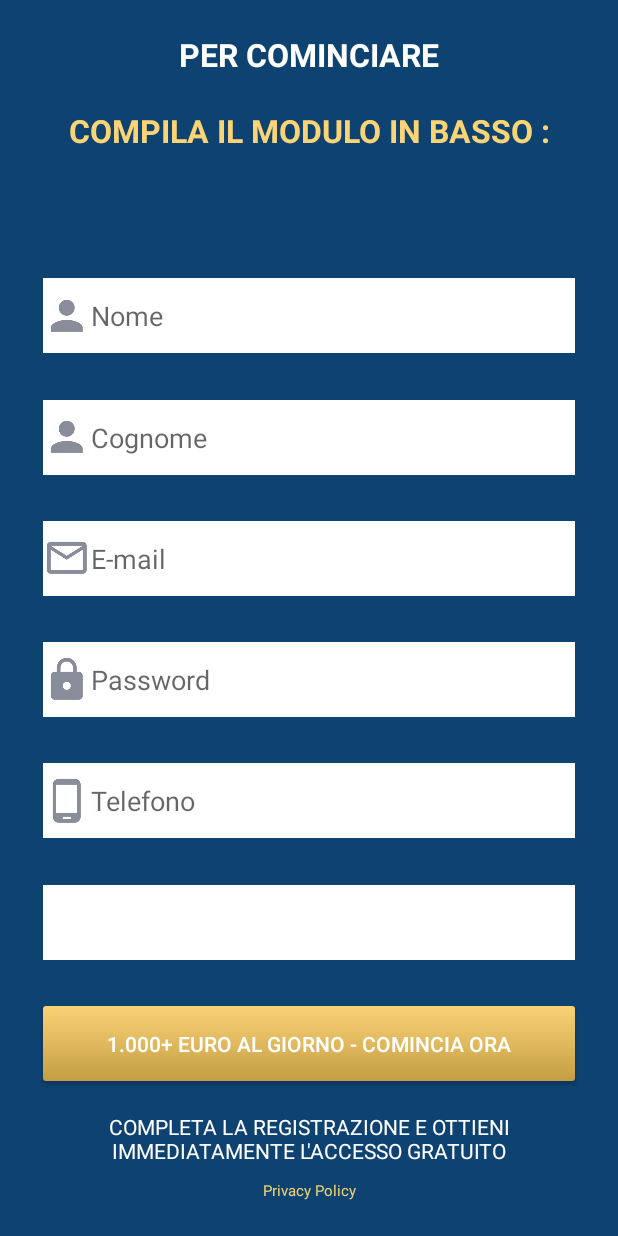
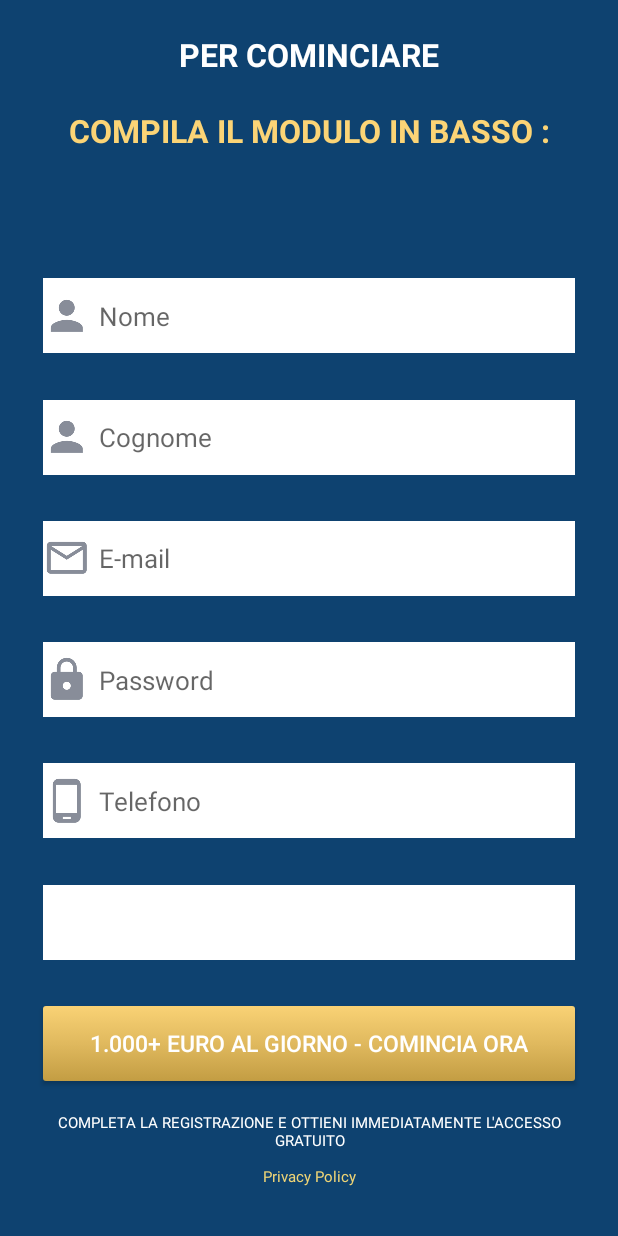
Before and after one commit to gertt/FaiSoldi, an Android app: the FormMenuImpl screen opened directly, with no data from a screen before it, on a phone screen of 412 x 824 dp. Run offline under Robolectric (Android 15) with nearby library versions, the phone set to English and light mode, and no system bars; our stand-ins replace Dagger/Hilt's generated code, RxJava; libraries missing offline, so code that uses them is left out: com.facebook.stetho, com.jaredrummler.materialspinner; plain views replace MaterialSpinner; 5 statements that could not run were skipped.

Commit message:
added second  xml and dimensions

```diff
--- a/app/src/main/java/com/dailybenefit1k/ui/menu/FormMenuImpl.java
+++ b/app/src/main/java/com/dailybenefit1k/ui/menu/FormMenuImpl.java
@@ -34,8 +34,8 @@ public class FormMenuImpl extends BaseActivity implements FormMenu.View {
 
     private Button bt_signup;
 
-   // @Inject
-  //  FormMenu.Presenter formMenuPresenter;
+    @Inject
+    FormMenu.Presenter formMenuPresenter;
 
     String city = "Italy";
 
@@ -45,105 +45,85 @@ public class FormMenuImpl extends BaseActivity implements FormMenu.View {
         setContentView(R.layout.content_form_menu2);
         getmActivityComponent().inject(this);
 
+
+
+        setView();
+
+        txt_bottom.setOnClickListener(new View.OnClickListener() {
+            @Override
+            public void onClick(View v) {
+
+                urlPrivacy();
+            }
+        });
+
+        txt_privacy.setOnClickListener(new View.OnClickListener() {
+            @Override
+            public void onClick(View v) {
+
+                urlPrivacy();
+            }
+        });
+
+
+        bt_signup.setOnClickListener(new View.OnClickListener() {
+            @Override
+            public void onClick(View v) {
+
+                formMenuPresenter.checkField("", "", "", "", "", "");
+
+            }
+        });
+
+        String[] some_array = getResources().getStringArray(R.array.states);
+
+        MaterialSpinner spinner = (MaterialSpinner) findViewById(R.id.spinner);
+        spinner.setItems(some_array);
+        spinner.setSelectedIndex(107);
+        spinner.setOnItemSelectedListener(new MaterialSpinner.OnItemSelectedListener<String>() {
+
+            @Override
+            public void onItemSelected(MaterialSpinner view, int position, long id, String item) {
+                //  Snackbar.make(View,item+"  "+ id, Snackbar.LENGTH_LONG).show();
+
+                city = item;
+            }
+        });
+        spinner.setOnNothingSelectedListener(new MaterialSpinner.OnNothingSelectedListener() {
+
+            @Override
+            public void onNothingSelected(MaterialSpinner spinner) {
+                //  Snackbar.make(spinner, "Nothing selected", Snackbar.LENGTH_LONG).show();
+
+
+                spinner.setSelectedIndex(0);
+
+                city = "";
+            }
+        });
+
     }
 
-       // setView();
 
-//        txt_bottom.setOnClickListener(new View.OnClickListener() {
-//            @Override
-//            public void onClick(View v) {
-//
-//                urlPrivacy();
-//            }
-//        });
-//
-//        txt_privacy.setOnClickListener(new View.OnClickListener() {
-//            @Override
-//            public void onClick(View v) {
-//
-//                urlPrivacy();
-//            }
-//        });
-//
-//
-//        bt_signup.setOnClickListener(new View.OnClickListener() {
-//            @Override
-//            public void onClick(View v) {
-//
-//                //formMenuPresenter.checkField("", "", "", "", "", "");
-//
-//            }
-//        });
+    private void setView() {
 
-//        String[] some_array = getResources().getStringArray(R.array.states);
-//
-//        MaterialSpinner spinner = (MaterialSpinner) findViewById(R.id.spinner);
-//        spinner.setItems(some_array);
-//        spinner.setSelectedIndex(107);
-//        spinner.setOnItemSelectedListener(new MaterialSpinner.OnItemSelectedListener<String>() {
-//
-//            @Override
-//            public void onItemSelected(MaterialSpinner view, int position, long id, String item) {
-//                //  Snackbar.make(View,item+"  "+ id, Snackbar.LENGTH_LONG).show();
-//
-//                city = item;
-//            }
-//        });
-//        spinner.setOnNothingSelectedListener(new MaterialSpinner.OnNothingSelectedListener() {
-//
-//            @Override
-//            public void onNothingSelected(MaterialSpinner spinner) {
-//                //  Snackbar.make(spinner, "Nothing selected", Snackbar.LENGTH_LONG).show();
-//
-//
-//                spinner.setSelectedIndex(0);
-//
-//                city = "";
-//            }
-//        });
-//
-//    }
+        edx_name = findViewById(R.id.edx_name);
+        edx_surname = findViewById(R.id.edx_surname);
+        edx_mail = findViewById(R.id.edx_email);
+        edx_password = findViewById(R.id.edx_password);
+        edx_phone = findViewById(R.id.edx_phone);
 
+        txt_bottom = findViewById(R.id.txt_botom);
+        txt_privacy = findViewById(R.id.txt_privacy);
 
-//    private void setView() {
-//
-//        edx_name = findViewById(R.id.edx_name);
-//        edx_surname = findViewById(R.id.edx_surname);
-//        edx_mail = findViewById(R.id.edx_email);
-//        edx_password = findViewById(R.id.edx_password);
-//        edx_phone = findViewById(R.id.edx_phone);
-//
-//        txt_bottom = findViewById(R.id.txt_botom);
-//        txt_privacy = findViewById(R.id.txt_privacy);
-//
-//        bt_signup = (Button) findViewById(R.id.bt_signup);
-//
-//        formMenuPresenter.onAttach(this);
-//    }
+        bt_signup = (Button) findViewById(R.id.bt_signup);
+
+        formMenuPresenter.onAttach(this);
+    }
 
     @Override
     public void onBackPressed() {
 
-    }
-
-    @Override
-    public boolean dispatchTouchEvent(final MotionEvent ev) {
-        // all touch events close the keyboard before they are processed except EditText instances.
-        // if focus is an EditText we need to check, if the touchevent was inside the focus editTexts
-        final View currentFocus = getCurrentFocus();
-        if (!(currentFocus instanceof EditText) || !isTouchInsideView(ev, currentFocus)) {
-            ((InputMethodManager) getApplicationContext().getSystemService(Context.INPUT_METHOD_SERVICE))
-                    .hideSoftInputFromWindow(getCurrentFocus().getWindowToken(), InputMethodManager.HIDE_NOT_ALWAYS);
-        }
-
-        return super.dispatchTouchEvent(ev);
-    }
-
-    private boolean isTouchInsideView(final MotionEvent ev, final View currentFocus) {
-        final int[] loc = new int[2];
-        currentFocus.getLocationOnScreen(loc);
-        return ev.getRawX() > loc[0] && ev.getRawY() > loc[1] && ev.getRawX() < (loc[0] + currentFocus.getWidth())
-                && ev.getRawY() < (loc[1] + currentFocus.getHeight());
     }
 
     private void urlPrivacy() {
@@ -186,4 +166,24 @@ public class FormMenuImpl extends BaseActivity implements FormMenu.View {
     public void succes(String sucess) {
         Toast.makeText(getApplicationContext(), sucess, Toast.LENGTH_LONG).show();
     }
+
+    @Override
+    public boolean dispatchTouchEvent(final MotionEvent ev) {
+        // all touch events close the keyboard before they are processed except EditText instances.
+        // if focus is an EditText we need to check, if the touchevent was inside the focus editTexts
+        final View currentFocus = getCurrentFocus();
+        if (!(currentFocus instanceof EditText) || !isTouchInsideView(ev, currentFocus)) {
+            ((InputMethodManager) getApplicationContext().getSystemService(Context.INPUT_METHOD_SERVICE))
+                    .hideSoftInputFromWindow(getCurrentFocus().getWindowToken(), InputMethodManager.HIDE_NOT_ALWAYS);
+        }
+
+        return super.dispatchTouchEvent(ev);
+    }
+
+    private boolean isTouchInsideView(final MotionEvent ev, final View currentFocus) {
+        final int[] loc = new int[2];
+        currentFocus.getLocationOnScreen(loc);
+        return ev.getRawX() > loc[0] && ev.getRawY() > loc[1] && ev.getRawX() < (loc[0] + currentFocus.getWidth())
+                && ev.getRawY() < (loc[1] + currentFocus.getHeight());
+    }
 }
--- a/app/src/main/res/layout/content_form_menu2.xml
+++ b/app/src/main/res/layout/content_form_menu2.xml
@@ -2,7 +2,6 @@
 <android.support.v4.widget.NestedScrollView
     xmlns:android="http://schemas.android.com/apk/res/android"
     xmlns:app="http://schemas.android.com/apk/res-auto"
-    xmlns:tools="http://schemas.android.com/tools"
     android:background="@color/backgroundeEmail"
     android:layout_width="match_parent"
     android:layout_height="match_parent"
@@ -70,7 +69,7 @@
             android:gravity="center"
             android:text="@string/start"
             android:textColor="@color/backgroundFieldForm"
-            android:textSize="21sp"
+            android:textSize="@dimen/txt_21sp"
             android:textStyle="bold"
             app:layout_constraintBottom_toTopOf="@+id/textView9"
             app:layout_constraintEnd_toStartOf="@+id/guideline2"
@@ -85,7 +84,7 @@
             android:gravity="center"
             android:text="@string/complete_the_field"
             android:textColor="@color/aspeta"
-            android:textSize="21sp"
+            android:textSize="@dimen/txt_21sp"
             android:textStyle="bold"
             app:layout_constraintBottom_toTopOf="@+id/guideline1"
             app:layout_constraintEnd_toStartOf="@+id/guideline2"
@@ -95,7 +94,7 @@
         <View
             android:id="@+id/view2"
             android:layout_width="0dp"
-            android:layout_height="50dp"
+            android:layout_height="@dimen/height_50dp"
             android:layout_marginTop="10dp"
             android:layout_marginBottom="10dp"
             android:background="@color/backgroundFieldForm"
@@ -108,7 +107,7 @@
         <View
             android:id="@+id/view3"
             android:layout_width="0dp"
-            android:layout_height="50dp"
+            android:layout_height="@dimen/height_50dp"
             android:layout_marginTop="10dp"
             android:layout_marginBottom="10dp"
             android:background="@color/backgroundFieldForm"
@@ -120,7 +119,7 @@
         <View
             android:id="@+id/view4"
             android:layout_width="0dp"
-            android:layout_height="50dp"
+            android:layout_height="@dimen/height_50dp"
             android:layout_marginTop="10dp"
             android:layout_marginBottom="10dp"
             android:background="@color/backgroundFieldForm"
@@ -132,7 +131,7 @@
         <View
             android:id="@+id/view5"
             android:layout_width="0dp"
-            android:layout_height="50dp"
+            android:layout_height="@dimen/height_50dp"
             android:layout_marginTop="10dp"
             android:layout_marginBottom="10dp"
             android:background="@color/backgroundFieldForm"
@@ -144,7 +143,7 @@
         <View
             android:id="@+id/view6"
             android:layout_width="0dp"
-            android:layout_height="50dp"
+            android:layout_height="@dimen/height_50dp"
             android:layout_marginTop="10dp"
             android:layout_marginBottom="10dp"
             android:background="@color/backgroundFieldForm"
@@ -156,9 +155,14 @@
         <com.jaredrummler.materialspinner.MaterialSpinner
             android:id="@+id/spinner"
             android:layout_width="0dp"
-            android:layout_height="50dp"
+            android:layout_height="@dimen/height_50dp"
             android:layout_marginTop="10dp"
             android:layout_marginBottom="10dp"
+            android:textColor="@color/hintForm"
+            android:textSize="16sp"
+            app:ms_dropdown_height="wrap_content"
+            app:ms_dropdown_max_height="350dp"
+            app:ms_background_color="@color/backgroundFieldForm"
             android:background="@color/backgroundFieldForm"
             app:layout_constraintBottom_toTopOf="@+id/bt_signup"
             app:layout_constraintEnd_toStartOf="@+id/guideline4"
@@ -168,11 +172,12 @@
         <Button
             android:id="@+id/bt_signup"
             android:layout_width="0dp"
-            android:layout_height="50dp"
+            android:layout_height="@dimen/height_50dp"
             android:layout_marginTop="10dp"
             android:layout_marginBottom="10dp"
             android:background="@drawable/bt_signup"
             android:gravity="center"
+            android:textSize="@dimen/txt_15sp"
             android:text="@string/one_thounsand_bonus"
             android:textColor="@color/backgroundFieldForm"
             app:layout_constraintBottom_toTopOf="@+id/guideline5"
@@ -193,13 +198,18 @@
             app:layout_constraintTop_toTopOf="@+id/view2"
             app:srcCompat="@drawable/ic_name" />
 
+
+
         <EditText
             android:id="@+id/edx_name"
             android:layout_width="0dp"
             android:layout_height="wrap_content"
+            android:layout_marginStart="5dp"
+            android:layout_marginLeft="5dp"
             android:background="@null"
             android:ems="10"
-            android:hint="Nome"
+            android:hint="@string/name"
+            android:textSize="@dimen/txt_17sp"
             android:maxLines="1"
             app:layout_constraintBottom_toBottomOf="@+id/view2"
             app:layout_constraintEnd_toStartOf="@+id/guideline4"
@@ -224,10 +234,13 @@
             android:id="@+id/edx_surname"
             android:layout_width="0dp"
             android:layout_height="wrap_content"
+            android:layout_marginStart="5dp"
+            android:layout_marginLeft="5dp"
+            android:background="@null"
             android:ems="10"
-            android:hint="Cognome"
+            android:textSize="@dimen/txt_17sp"
+            android:hint="@string/surname"
             android:maxLines="1"
-            android:background="@null"
             app:layout_constraintBottom_toBottomOf="@+id/view3"
             app:layout_constraintEnd_toStartOf="@+id/guideline4"
             app:layout_constraintHorizontal_bias="0.5"
@@ -247,15 +260,24 @@
             app:layout_constraintTop_toTopOf="@+id/view4"
             app:srcCompat="@drawable/ic_email" />
 
+
+
+
+
+
+
         <EditText
             android:id="@+id/edx_email"
             android:layout_width="0dp"
             android:layout_height="wrap_content"
+            android:layout_marginStart="5dp"
+            android:layout_marginLeft="5dp"
+            android:background="@null"
             android:ems="10"
-            android:hint="E-mail"
+            android:textSize="@dimen/txt_17sp"
+            android:hint="@string/email"
             android:inputType="textPersonName"
             android:maxLines="1"
-            android:background="@null"
             app:layout_constraintBottom_toBottomOf="@+id/view4"
             app:layout_constraintEnd_toStartOf="@+id/guideline4"
             app:layout_constraintHorizontal_bias="0.5"
@@ -274,15 +296,21 @@
             app:layout_constraintTop_toTopOf="@+id/view5"
             app:srcCompat="@drawable/ic_password" />
 
+
+
+
         <EditText
             android:id="@+id/edx_password"
             android:layout_width="0dp"
             android:layout_height="wrap_content"
+            android:layout_marginStart="5dp"
+            android:layout_marginLeft="5dp"
+            android:background="@null"
             android:ems="10"
-            android:hint="Password"
+            android:textSize="@dimen/txt_17sp"
+            android:hint="@string/password"
             android:inputType="textPersonName"
             android:maxLines="1"
-            android:background="@null"
             app:layout_constraintBottom_toBottomOf="@+id/view5"
             app:layout_constraintEnd_toStartOf="@+id/guideline4"
             app:layout_constraintHorizontal_bias="0.5"
@@ -305,10 +333,13 @@
             android:id="@+id/edx_phone"
             android:layout_width="0dp"
             android:layout_height="wrap_content"
-            android:hint="Telefono"
+            android:layout_marginStart="5dp"
+            android:layout_marginLeft="5dp"
+            android:background="@null"
+            android:hint="@string/phone"
+            android:textSize="@dimen/txt_17sp"
             android:inputType="number"
             android:maxLines="1"
-            android:background="@null"
             app:layout_constraintBottom_toBottomOf="@+id/view6"
             app:layout_constraintEnd_toStartOf="@+id/guideline4"
             app:layout_constraintHorizontal_bias="0.5"
@@ -317,10 +348,11 @@
             app:layout_constraintTop_toTopOf="@+id/view6" />
 
         <TextView
-            android:id="@+id/textView11"
+            android:id="@+id/txt_botom"
             android:layout_width="0dp"
             android:layout_height="wrap_content"
             android:gravity="center"
+            android:textSize="@dimen/txt_10sp"
             android:textColor="@color/backgroundFieldForm"
             android:text="@string/complete_registrations"
             app:layout_constraintEnd_toStartOf="@+id/guideline4"
@@ -328,17 +360,17 @@
             app:layout_constraintTop_toTopOf="@+id/guideline5" />
 
         <TextView
-            android:id="@+id/textView12"
+            android:id="@+id/txt_privacy"
             android:layout_width="wrap_content"
             android:layout_height="wrap_content"
             android:layout_marginTop="10dp"
             android:gravity="center"
             android:text="@string/privacy_policy"
             android:textColor="@color/privacyPolicy"
-            android:textSize="10sp"
-            app:layout_constraintEnd_toEndOf="@+id/textView11"
-            app:layout_constraintStart_toStartOf="@+id/textView11"
-            app:layout_constraintTop_toBottomOf="@+id/textView11" />
+            android:textSize="@dimen/txt_10sp"
+            app:layout_constraintEnd_toEndOf="@+id/txt_botom"
+            app:layout_constraintStart_toStartOf="@+id/txt_botom"
+            app:layout_constraintTop_toBottomOf="@+id/txt_botom" />
 
 
     </androidx.constraintlayout.widget.ConstraintLayout>
--- a/app/src/main/res/values-large/dimens.xml
+++ b/app/src/main/res/values-large/dimens.xml
@@ -3,12 +3,17 @@
 
 
     <dimen name="txt_25sp">35sp</dimen>
+    <dimen name="txt_21sp">29sp</dimen>
     <dimen name="txt_20sp">28sp</dimen>
     <dimen name="txt_17sp">22sp</dimen>
     <dimen name="txt_16sp">21sp</dimen>
     <dimen name="txt_15sp">20sp</dimen>
 
+    <dimen name="txt_10sp">13sp</dimen>
+
     <dimen name="height_80dp">90dp</dimen>
+
+    <dimen name="height_50dp">60dp</dimen>
 
     <dimen name="padding_8dp">10dp</dimen>
 
--- a/app/src/main/res/values-small/dimens.xml
+++ b/app/src/main/res/values-small/dimens.xml
@@ -3,12 +3,16 @@
 
     <!-- Email -->
     <dimen name="txt_25sp">15sp</dimen>
+    <dimen name="txt_21sp">26sp</dimen>
     <dimen name="txt_20sp">15sp</dimen>
     <dimen name="txt_17sp">11sp</dimen>
     <dimen name="txt_16sp">10sp</dimen>
     <dimen name="txt_15sp">9sp</dimen>
 
+    <dimen name="txt_10sp">7sp</dimen>
+
     <dimen name="height_80dp">55dp</dimen>
+    <dimen name="height_50dp">35dp</dimen>
 
     <dimen name="padding_8dp">6dp</dimen>
 
--- a/app/src/main/res/values-xlarge/dimens.xml
+++ b/app/src/main/res/values-xlarge/dimens.xml
@@ -2,12 +2,16 @@
 <resources>
 
     <dimen name="txt_25sp">45sp</dimen>
+    <dimen name="txt_21sp">39sp</dimen>
     <dimen name="txt_20sp">38sp</dimen>
     <dimen name="txt_17sp">31sp</dimen>
     <dimen name="txt_16sp">30sp</dimen>
     <dimen name="txt_15sp">29sp</dimen>
 
+    <dimen name="txt_10sp">16sp</dimen>
+
     <dimen name="height_80dp">110dp</dimen>
+    <dimen name="height_50dp">72dp</dimen>
     <dimen name="padding_8dp">12dp</dimen>
 
 </resources>
--- a/app/src/main/res/values/dimens.xml
+++ b/app/src/main/res/values/dimens.xml
@@ -3,13 +3,18 @@
 
 
     <dimen name="txt_25sp">25sp</dimen>
+    <dimen name="txt_21sp">21sp</dimen>
     <dimen name="txt_20sp">20sp</dimen>
     <dimen name="txt_17sp">17sp</dimen>
     <dimen name="txt_16sp">16sp</dimen>
     <dimen name="txt_15sp">15sp</dimen>
 
+    <dimen name="txt_10sp">10sp</dimen>
+
 
     <dimen name="height_80dp">80dp</dimen>
+
+    <dimen name="height_50dp">50dp</dimen>
 
     <dimen name="padding_8dp">8dp</dimen>
 
```
Also changed, not shown: app/src/main/java/com/dailybenefit1k/ui/email/EmailMenuImp.java (+0 -23 lines), app/src/main/java/com/dailybenefit1k/ui/email/EmailMenuPreImpl.java (+8 -5 lines), app/src/main/res/layout/activity_main.xml (+7 -7 lines), app/src/main/res/layout/content_form_menu.xml (+16 -16 lines), app/src/main/res/values/strings.xml (+6 -42 lines).
